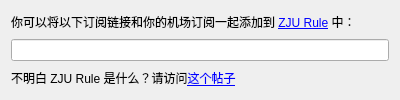
This is zjurulewindow/zjurulewindow.ui in Mythologyli/ZJU-Connect-for-Windows as Qt 5 draws it before an edit. The edited form follows.
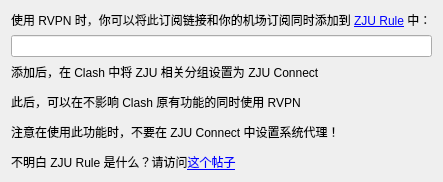
This is the edited form.

```diff
--- a/zjurulewindow/zjurulewindow.ui
+++ b/zjurulewindow/zjurulewindow.ui
@@ -6,8 +6,8 @@
    <rect>
     <x>0</x>
     <y>0</y>
-    <width>400</width>
-    <height>100</height>
+    <width>440</width>
+    <height>166</height>
    </rect>
   </property>
   <property name="windowTitle">
@@ -19,8 +19,14 @@
   <layout class="QVBoxLayout" name="verticalLayout">
    <item>
     <widget class="QLabel" name="label1">
+     <property name="sizePolicy">
+      <sizepolicy hsizetype="Preferred" vsizetype="Preferred">
+       <horstretch>0</horstretch>
+       <verstretch>0</verstretch>
+      </sizepolicy>
+     </property>
      <property name="text">
-      <string>你可以将以下订阅链接和你的机场订阅一起添加到 &lt;a href='https://zjurule.xyz'&gt;ZJU Rule&lt;/a&gt; 中：</string>
+      <string>&lt;html&gt;&lt;head/&gt;&lt;body&gt;&lt;p&gt;使用 RVPN 时，你可以将此订阅链接和你的机场订阅同时添加到 &lt;a href=&quot;https://zjurule.xyz&quot;&gt;&lt;span style=&quot; text-decoration: underline; color:#0000ff;&quot;&gt;ZJU Rule&lt;/span&gt;&lt;/a&gt; 中：&lt;/p&gt;&lt;/body&gt;&lt;/html&gt;</string>
      </property>
      <property name="openExternalLinks">
       <bool>true</bool>
@@ -32,8 +38,14 @@
    </item>
    <item>
     <widget class="QLabel" name="label2">
+     <property name="sizePolicy">
+      <sizepolicy hsizetype="Preferred" vsizetype="Preferred">
+       <horstretch>0</horstretch>
+       <verstretch>0</verstretch>
+      </sizepolicy>
+     </property>
      <property name="text">
-      <string>不明白 ZJU Rule 是什么？请访问&lt;a href='https://www.cc98.org/topic/5257184'&gt;这个帖子&lt;/a&gt;</string>
+      <string>&lt;html&gt;&lt;head/&gt;&lt;body&gt;&lt;p&gt;添加后，在 Clash 中将 ZJU 相关分组设置为 ZJU Connect&lt;/p&gt;&lt;p&gt;此后，可以在不影响 Clash 原有功能的同时使用 RVPN&lt;/p&gt;&lt;p&gt;注意在使用此功能时，不要在 ZJU Connect 中设置系统代理！&lt;/p&gt;&lt;p&gt;不明白 ZJU Rule 是什么？请访问&lt;a href=&quot;https://www.cc98.org/topic/5257184&quot;&gt;&lt;span style=&quot; text-decoration: underline; color:#0000ff;&quot;&gt;这个帖子&lt;/span&gt;&lt;/a&gt;&lt;/p&gt;&lt;/body&gt;&lt;/html&gt;</string>
      </property>
      <property name="openExternalLinks">
       <bool>true</bool>
```
